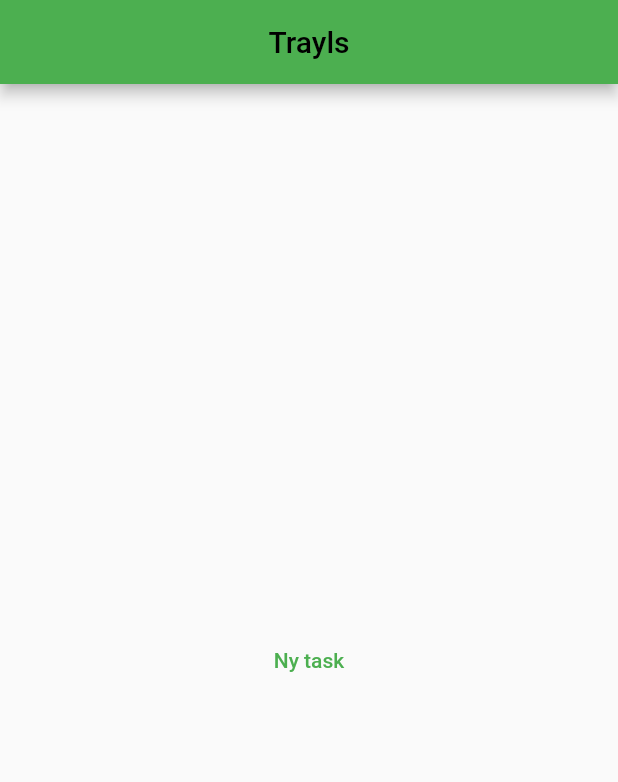
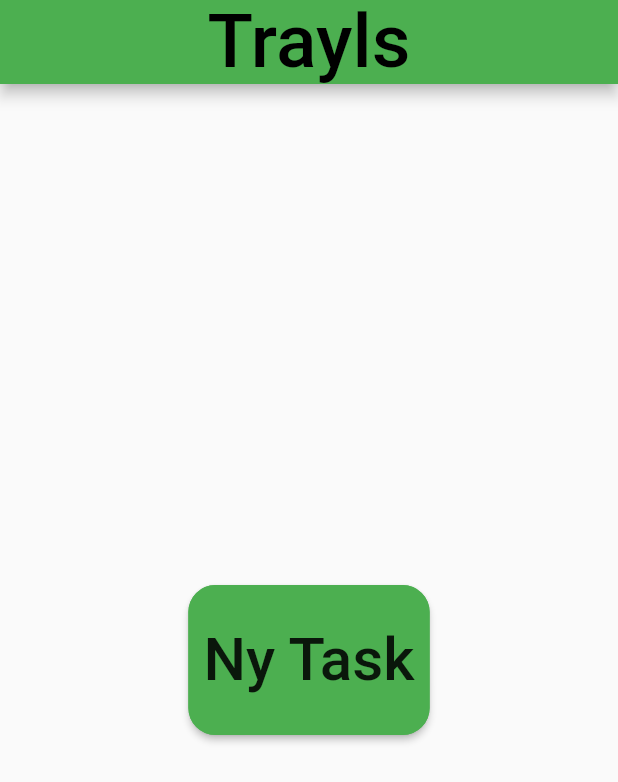
Before and after one commit to NTIG-Uppsala/trayls, a Flutter app: the screen it shows after launch, on a phone screen of 412 x 824 dp. Shown: the top 782 px of the screen. Run offline on Flutter 3.47's test engine with Material 2 defaults, Android fonts, the phone set to English and light mode, and no system bars.

Commit message:
a green button

```diff
--- a/frontend/trayls/lib/main.dart
+++ b/frontend/trayls/lib/main.dart
@@ -15,6 +15,9 @@ class Trayls extends StatelessWidget {
         primarySwatch: Colors.green,
       ),
       home: const HomePage(title: 'Trayls'),
+
+
+
     );
   }
 }
@@ -36,23 +39,37 @@ class _HomePageState extends State<HomePage> {
         //We set the Page title
         centerTitle: true,
         foregroundColor: Colors.black,
-        title: Text(widget.title),
+        title: Text(widget.title, style: TextStyle(fontSize: 50, fontFamily:"" )),
       ),
       body: Center(
         child: Column(
           mainAxisAlignment: MainAxisAlignment.center,
+
           children: <Widget>[
-            TextButton(
-              onPressed: () {
-                Navigator.push(
+
+              Container(
+              margin: EdgeInsets.all(10),
+              height: 100.0,
+              child: RaisedButton(
+                shape: RoundedRectangleBorder(
+                    borderRadius: BorderRadius.circular(18.0),
+                    side: BorderSide(color: Color.fromRGBO(76, 175, 80, 1))),
+                onPressed: () {
+                  Navigator.push(
                   context,
                   MaterialPageRoute(
                     builder: (context) => const SecondPage(),
                   ),
                 );
-              },
-              child: const Text('Ny task'),
-            )
+                },
+                padding: EdgeInsets.all(10.0),
+                color: Color.fromRGBO(76, 175, 80, 1),
+
+                child: Text("Ny Task",
+                    style: TextStyle(fontSize: 40)),
+              ),
+            ),
+
           ],
         ),
       ),
```
Also changed, not shown: 3 other files.
